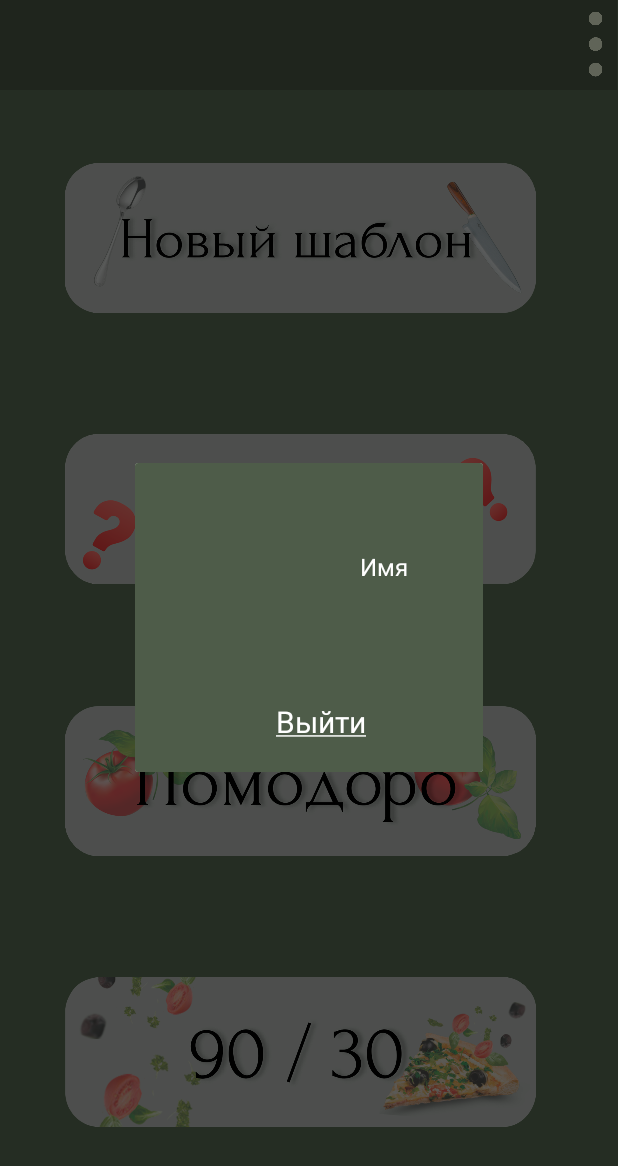
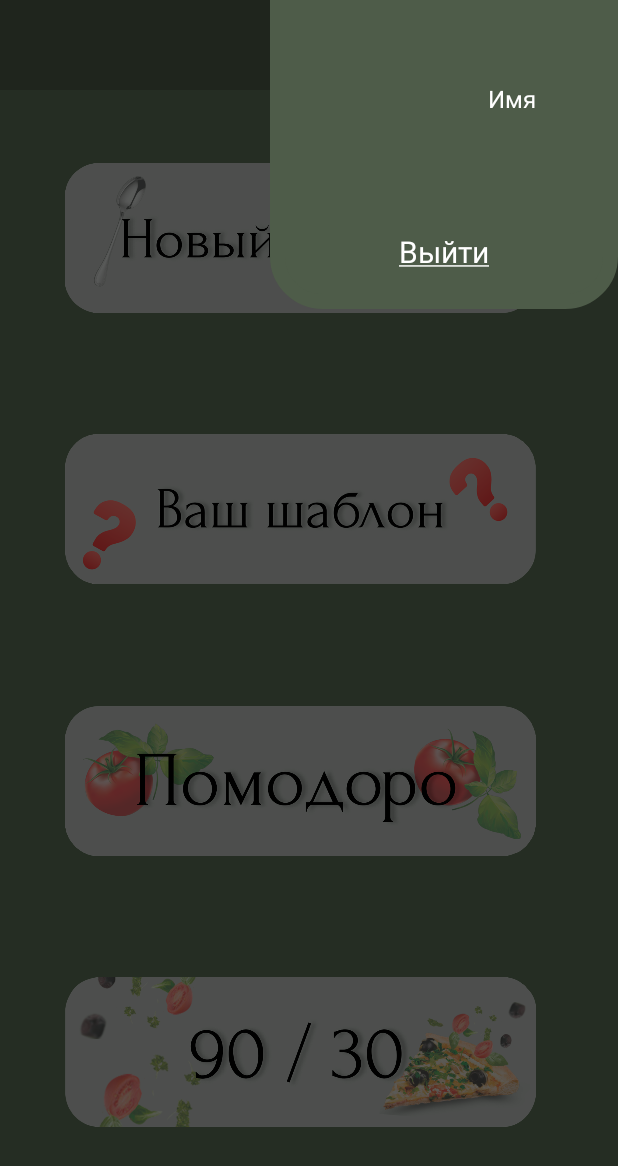
Before and after one commit to lidocaineoff/tp4, an Android app: the screen it shows after launch (Home_4), after a tap on "Меню", on a phone screen of 412 x 824 dp. Shown: the top 1166 px of the screen. Run offline under Robolectric (Android 15) with nearby library versions, the light colour scheme and no system bars.

Commit message:
menu forma and gravity

```diff
--- a/app/src/main/java/com/example/timelime/Home_4.java
+++ b/app/src/main/java/com/example/timelime/Home_4.java
@@ -4,7 +4,10 @@
 
 import android.app.Dialog;
 import android.content.Intent;
+import android.graphics.Color;
+import android.graphics.drawable.ColorDrawable;
 import android.os.Bundle;
+import android.view.Gravity;
 import android.view.View;
 import android.widget.FrameLayout;
 import android.widget.ImageButton;
@@ -26,6 +29,8 @@
 
                 Dialog dialog = new Dialog(Home_4.this);
                 dialog.setContentView(R.layout.dialog_menu);
+                dialog.getWindow().setBackgroundDrawable(new ColorDrawable(Color.TRANSPARENT));
+                dialog.getWindow().setGravity(Gravity.RIGHT | Gravity.TOP);
 
 
             /*
--- /dev/null
+++ b/app/src/main/res/drawable/frame.xml
@@ -0,0 +1,19 @@
+<?xml version="1.0" encoding="utf-8"?>
+<shape xmlns:android="http://schemas.android.com/apk/res/android">
+    <solid android:color="@color/menu"/>
+
+    <stroke android:width="10dp"
+        android:color="@color/menu"/>
+
+    <padding android:left="5dp"
+        android:top="5dp"
+        android:right="5dp"
+        android:bottom="5dp"/>
+
+    <corners android:bottomRightRadius="30dp"
+        android:bottomLeftRadius="30dp"
+
+        />
+    <!--android:topLeftRadius="30dp"
+        android:topRightRadius="30dp"-->
+</shape>
--- a/app/src/main/res/layout/dialog_menu.xml
+++ b/app/src/main/res/layout/dialog_menu.xml
@@ -1,15 +1,16 @@
 <?xml version="1.0" encoding="utf-8"?>
-<androidx.constraintlayout.widget.ConstraintLayout xmlns:android="http://schemas.android.com/apk/res/android"
+<LinearLayout xmlns:android="http://schemas.android.com/apk/res/android"
     xmlns:app="http://schemas.android.com/apk/res-auto"
     xmlns:tools="http://schemas.android.com/tools"
     android:layout_width="match_parent"
-    android:layout_height="match_parent">
+    android:layout_height="match_parent"
+    android:orientation="horizontal">
 
 
-    <AbsoluteLayout
+    <FrameLayout
         android:layout_width="232dp"
         android:layout_height="206dp"
-        android:background="@color/menu"
+        android:background="@drawable/frame"
         app:layout_constraintBottom_toBottomOf="parent"
         app:layout_constraintEnd_toEndOf="parent"
         app:layout_constraintHorizontal_bias="0.91"
@@ -19,19 +20,18 @@
 
         <ImageView
             android:id="@+id/imageView2"
-            android:layout_width="90dp"
-            android:layout_height="86dp"
-            android:layout_x="17dp"
-            android:layout_y="25dp"
-            tools:srcCompat="@drawable/logologo" />
+            android:layout_width="85dp"
+            android:layout_height="77dp"
+            android:layout_marginLeft="20dp"
+            android:layout_marginTop="20dp"
+            tools:srcCompat="@drawable/drawablenp" />
 
         <TextView
             android:id="@+id/vihod"
             android:layout_width="wrap_content"
             android:layout_height="wrap_content"
             android:layout_gravity="bottom|center"
-            android:layout_x="94dp"
-            android:layout_y="159dp"
+            android:layout_marginBottom="20dp"
             android:text="@string/Выйти"
             android:textColor="@color/white"
             android:textSize="20sp" />
@@ -41,12 +41,12 @@
             android:layout_width="wrap_content"
             android:layout_height="wrap_content"
             android:layout_gravity="right"
-            android:layout_x="150dp"
-            android:layout_y="58dp"
+            android:layout_marginTop="50dp"
+            android:layout_marginRight="50dp"
             android:text="Имя"
             android:textColor="@color/white"
             android:textSize="16sp" />
 
-    </AbsoluteLayout>
+    </FrameLayout>
 
-</androidx.constraintlayout.widget.ConstraintLayout>
+</LinearLayout>
```
